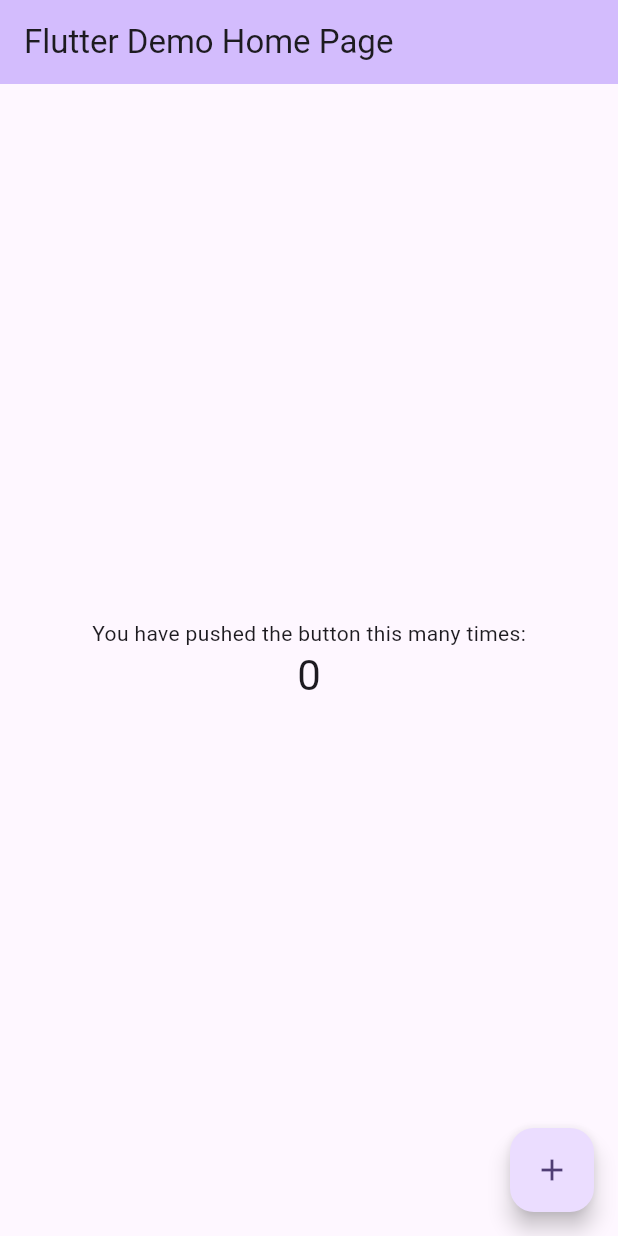
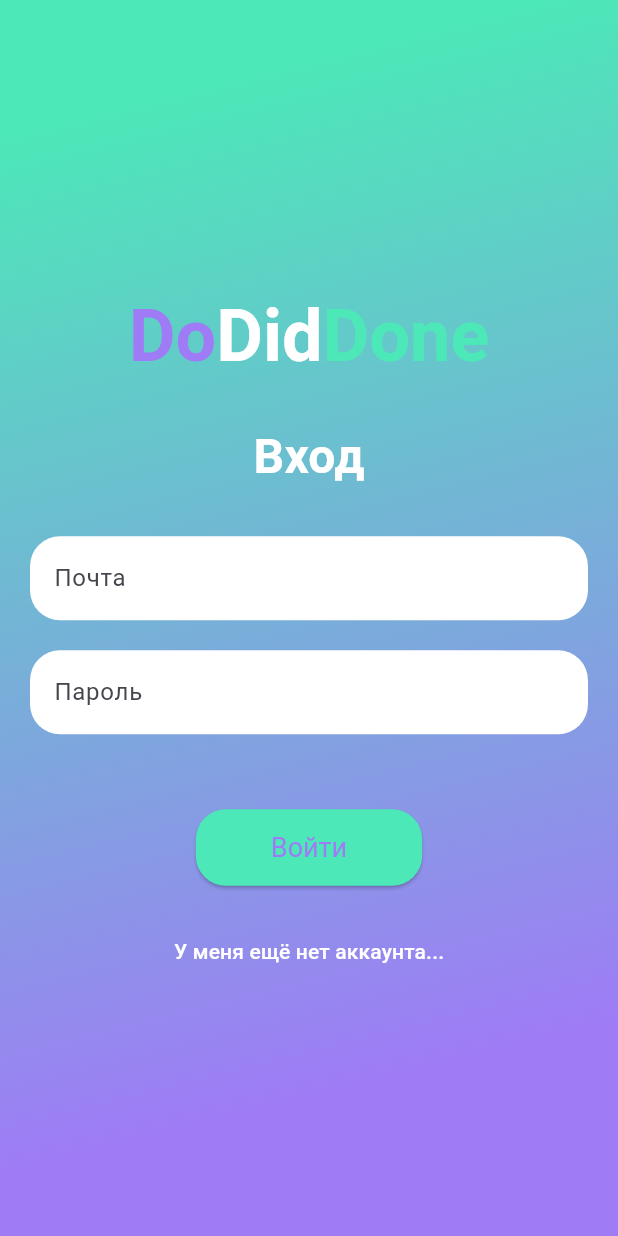
Before and after one commit to sergeytru1/zc_dodiddone, a Flutter app: the screen it shows after launch, on a phone screen of 412 x 824 dp. Run offline on Flutter 3.47's test engine with Material 3 defaults, Android fonts, the light colour scheme and no system bars.

Commit message:
theme and login_page

```diff
--- a/lib/app/app.dart
+++ b/lib/app/app.dart
@@ -1,6 +1,7 @@
 
 import 'package:flutter/material.dart';
-import 'package:zc_dodiddone/pages/my_home_page.dart';
+import 'package:zc_dodiddone/pages/login_page.dart';
+import 'package:zc_dodiddone/theme/theme.dart';
 
 class MyApp extends StatelessWidget {
   const MyApp({super.key});
@@ -10,12 +11,8 @@
   Widget build(BuildContext context) {
     return MaterialApp(
       title: 'Flutter Demo',
-      theme: ThemeData(
-
-        colorScheme: ColorScheme.fromSeed(seedColor: Colors.deepPurple),
-        useMaterial3: true,
-      ),
-      home: const MyHomePage(title: 'Flutter Demo Home Page'),
+      theme: DoDidDoneTheme.lightTheme, // Use light theme
+      home: const LoginPage(),
     );
   }
 }
--- /dev/null
+++ b/lib/pages/login_page.dart
@@ -0,0 +1,164 @@
+import 'package:flutter/material.dart';
+import '../theme/theme.dart';
+
+class LoginPage extends StatefulWidget {
+  const LoginPage({Key? key}) : super(key: key);
+  @override
+  State<LoginPage> createState() => _LoginPageState();
+}
+class _LoginPageState extends State<LoginPage> {
+  bool isLogin = true; // Флаг для определения режима (вход/регистрация)
+  @override
+  Widget build(BuildContext context) {
+    return Scaffold(
+      body: Container(
+        decoration: BoxDecoration(
+          gradient: LinearGradient(
+            begin: Alignment.topLeft,
+            end: Alignment.bottomCenter,
+            colors: isLogin
+                ? [
+                    DoDidDoneTheme.lightTheme.colorScheme.secondary,
+                    DoDidDoneTheme.lightTheme.colorScheme.primary,
+                  ]
+                : [
+                    DoDidDoneTheme.lightTheme.colorScheme.primary,
+                    DoDidDoneTheme.lightTheme.colorScheme.secondary,
+                  ],
+            stops: const [0.1, 0.9], // Основной цвет занимает 90%
+          ),
+        ),
+        child: Padding(
+          padding: const EdgeInsets.all(20.0),
+
+          child: Column(
+            mainAxisAlignment: MainAxisAlignment.center,
+            children: [
+
+              const SizedBox(height: 30),
+              // Добавляем текст "Do"
+              RichText(
+                text: TextSpan(
+                  style: const TextStyle(
+                    fontSize: 48,
+                    fontWeight: FontWeight.bold,
+                  ),
+                  children: [
+                    TextSpan(
+                      text: 'Do',
+                      style: TextStyle(
+                        color: DoDidDoneTheme.lightTheme.colorScheme.primary,
+                      ),
+                    ),
+                    const TextSpan(
+                      text: 'Did',
+                      style: TextStyle(color: Colors.white),
+                    ),
+                    TextSpan(
+                      text: 'Done',
+                      style: TextStyle(
+                        color: DoDidDoneTheme.lightTheme.colorScheme.secondary,
+                      ),
+                    ),
+                  ],
+                ),
+              ),
+              const SizedBox(height: 30),
+              // Заголовок
+              Text(
+                isLogin ? 'Вход' : 'Регистрация',
+                style: const TextStyle(
+                  fontSize: 32,
+                  fontWeight: FontWeight.bold,
+                  color: Colors.white,
+                ),
+              ),
+              const SizedBox(height: 30),
+              // Поле логина/почты
+              const TextField(
+                decoration: InputDecoration(
+                  hintText: 'Почта',
+                  filled: true,
+                  fillColor: Colors.white,
+                  border: OutlineInputBorder(
+                    borderRadius: BorderRadius.all(Radius.circular(20)),
+                    borderSide: BorderSide.none,
+                  ),
+                ),
+              ),
+              const SizedBox(height: 20),
+              // Поле пароля
+              const TextField(
+                obscureText: true,
+                decoration: InputDecoration(
+                  hintText: 'Пароль',
+                  filled: true,
+                  fillColor: Colors.white,
+                  border: OutlineInputBorder(
+                    borderRadius: BorderRadius.all(Radius.circular(20)),
+                    borderSide: BorderSide.none,
+                  ),
+                ),
+              ),
+              const SizedBox(height: 20),
+              // **Новое поле "Повторить пароль"**
+              if (!isLogin) // Отображаем только при регистрации
+                const TextField(
+                  obscureText: true,
+                  decoration: InputDecoration(
+                    hintText: 'Повторить пароль',
+                    filled: true,
+                    fillColor: Colors.white,
+                    border: OutlineInputBorder(
+                      borderRadius: BorderRadius.all(Radius.circular(20)),
+                      borderSide: BorderSide.none,
+                    ),
+                  ),
+                ),
+              const SizedBox(height: 30),
+              // Кнопка "Войти"
+              ElevatedButton(
+                onPressed: () {
+                  Navigator.pushReplacement(
+                      context,
+                      MaterialPageRoute(
+                          builder: (context) => const LoginPage()));
+                },
+                style: ElevatedButton.styleFrom(
+                  backgroundColor: !isLogin
+                      ? DoDidDoneTheme.lightTheme.colorScheme.primary
+                      : DoDidDoneTheme.lightTheme.colorScheme.secondary,
+                  padding:
+                      const EdgeInsets.symmetric(horizontal: 50, vertical: 15),
+                  textStyle: const TextStyle(fontSize: 18),
+                  shape: RoundedRectangleBorder(
+                    borderRadius: BorderRadius.circular(20),
+                  ),
+                ),
+                child: Text(isLogin ? 'Войти' : 'Зарегистрироваться'),
+              ),
+              const SizedBox(height: 20),
+              // Кнопка перехода на другую страницу
+              TextButton(
+                onPressed: () {
+                  setState(() {
+                    isLogin = !isLogin;
+                  });
+                },
+                child: Text(
+                  isLogin
+                      ? 'У меня ещё нет аккаунта...'
+                      : 'Уже есть аккаунт...',
+                  style: const TextStyle(
+                    color: Colors.white,
+    //                **decoration: TextDecoration.underline**
+                  ),
+                ),
+              ),
+            ],
+          ),
+        ),
+      ),
+    );
+  }
+}
--- a/lib/pages/my_home_page.dart
+++ /dev/null
@@ -1,78 +0,0 @@
-
-import 'package:flutter/material.dart';
-
-class MyHomePage extends StatefulWidget {
-  const MyHomePage({super.key, required this.title});
-
-
-  final String title;
-
-  @override
-  State<MyHomePage> createState() => _MyHomePageState();
-}
-
-class _MyHomePageState extends State<MyHomePage> {
-  int _counter = 0;
-
-  void _incrementCounter() {
-    setState(() {
-
-      _counter++;
-    });
-  }
-
-  @override
-  Widget build(BuildContext context) {
-    // This method is rerun every time setState is called, for instance as done
-    // by the _incrementCounter method above.
-    //
-    // The Flutter framework has been optimized to make rerunning build methods
-    // fast, so that you can just rebuild anything that needs updating rather
-    // than having to individually change instances of widgets.
-    return Scaffold(
-      appBar: AppBar(
-        // TRY THIS: Try changing the color here to a specific color (to
-        // Colors.amber, perhaps?) and trigger a hot reload to see the AppBar
-        // change color while the other colors stay the same.
-        backgroundColor: Theme.of(context).colorScheme.inversePrimary,
-        // Here we take the value from the MyHomePage object that was created by
-        // the App.build method, and use it to set our appbar title.
-        title: Text(widget.title),
-      ),
-      body: Center(
-        // Center is a layout widget. It takes a single child and positions it
-        // in the middle of the parent.
-        child: Column(
-          // Column is also a layout widget. It takes a list of children and
-          // arranges them vertically. By default, it sizes itself to fit its
-          // children horizontally, and tries to be as tall as its parent.
-          //
-          // Column has various properties to control how it sizes itself and
-          // how it positions its children. Here we use mainAxisAlignment to
-          // center the children vertically; the main axis here is the vertical
-          // axis because Columns are vertical (the cross axis would be
-          // horizontal).
-          //
-          // TRY THIS: Invoke "debug painting" (choose the "Toggle Debug Paint"
-          // action in the IDE, or press "p" in the console), to see the
-          // wireframe for each widget.
-          mainAxisAlignment: MainAxisAlignment.center,
-          children: <Widget>[
-            const Text(
-              'You have pushed the button this many times:',
-            ),
-            Text(
-              '$_counter',
-              style: Theme.of(context).textTheme.headlineMedium,
-            ),
-          ],
-        ),
-      ),
-      floatingActionButton: FloatingActionButton(
-        onPressed: _incrementCounter,
-        tooltip: 'Increment',
-        child: const Icon(Icons.add),
-      ), // This trailing comma makes auto-formatting nicer for build methods.
-    );
-  }
-}
--- /dev/null
+++ b/lib/theme/theme.dart
@@ -0,0 +1,12 @@
+import 'package:flutter/material.dart';
+class DoDidDoneTheme {
+  static ThemeData lightTheme = ThemeData(
+    colorScheme: ColorScheme.fromSeed(
+      seedColor: const Color(0xFF9F7BF6), // Primary color
+      brightness: Brightness.light,
+      primary: const Color(0xFF9F7BF6),  // Primary color
+      secondary: const Color(0xFF4CE8B8),  // Secondary color
+    ),
+    useMaterial3: true,
+  );
+}
```
